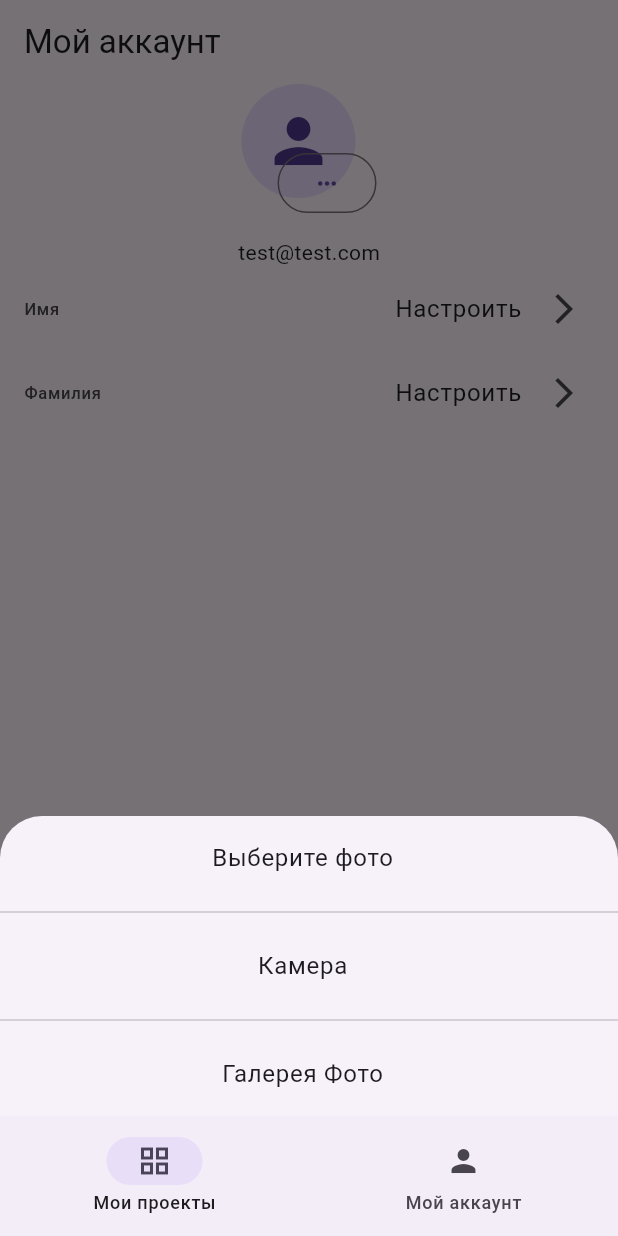
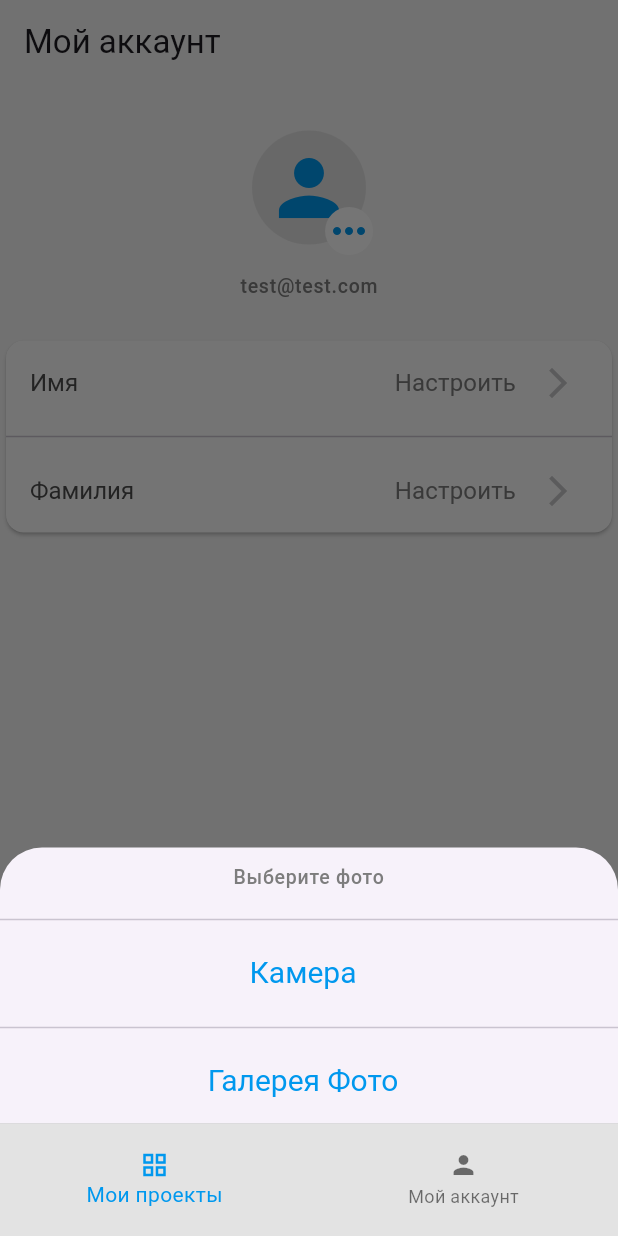
Before and after one commit to npopok/firebase-sms, a Flutter app: the AccountScreen screen opened by its route, after a tap on the "keyboard control" icon, on a phone screen of 412 x 824 dp. Run offline on Flutter 3.47's test engine with Material 3 defaults, Android fonts, the phone set to English and light mode, and no system bars; our stand-ins replace easy_localization, firebase_auth, firebase_core, flutter_bloc, go_router, image_picker and 2 more; accounts and stored records are empty.

Commit message:
Style my account pages

```diff
--- a/lib/common/app_theme.dart
+++ b/lib/common/app_theme.dart
@@ -1,5 +1,49 @@
 import 'package:flutter/material.dart';
 
 abstract class Styles {
-  static ThemeData theme() => ThemeData(useMaterial3: true);
+  static ThemeData theme() => ThemeData(
+        useMaterial3: true,
+        scaffoldBackgroundColor: const Color(0xFFF6F6F6),
+        appBarTheme: const AppBarTheme(
+          backgroundColor: Color(0xFFF6F6F6),
+        ),
+        bottomNavigationBarTheme: const BottomNavigationBarThemeData(
+          backgroundColor: Color(0xFFE3E3E3),
+          selectedItemColor: Color(0xFF0098EE),
+          elevation: 0,
+        ),
+        textTheme: const TextTheme(
+          labelMedium: TextStyle(
+            fontSize: 13,
+            fontWeight: FontWeight.w500,
+            color: Color(0xFF7D7D7D),
+          ),
+          labelLarge: TextStyle(
+            fontSize: 16,
+            fontWeight: FontWeight.w400,
+            color: Color(0xFF7D7D7D),
+          ),
+          headlineMedium: TextStyle(
+            fontSize: 16,
+            fontWeight: FontWeight.w400,
+            color: Color(0xFF4D4D4D),
+          ),
+          headlineLarge: TextStyle(
+            fontSize: 20,
+            fontWeight: FontWeight.w400,
+            color: Color(0xFF4D4D4D),
+          ),
+        ),
+        cardTheme: const CardTheme(
+          color: Color(0xFFFDFDFD),
+        ),
+        inputDecorationTheme: InputDecorationTheme(
+          filled: true,
+          fillColor: const Color(0xFFFDFDFD),
+          border: OutlineInputBorder(
+            borderRadius: BorderRadius.circular(13),
+            borderSide: BorderSide.none,
+          ),
+        ),
+      );
 }
--- a/lib/screens/account_edit_screen.dart
+++ b/lib/screens/account_edit_screen.dart
@@ -33,13 +33,14 @@ class _AccountEditScreenState extends State<AccountEditScreen> {
   @override
   Widget build(BuildContext context) {
     return Scaffold(
-      appBar: AppBar(
-        title: Center(child: Text(widget.title)),
-      ),
-      body: TextFormField(
-        focusNode: focusNode,
-        initialValue: widget.value,
-        onFieldSubmitted: (value) => context.pop(value),
+      appBar: AppBar(title: Text(widget.title)),
+      body: Padding(
+        padding: const EdgeInsets.symmetric(vertical: 24, horizontal: 8),
+        child: TextFormField(
+          focusNode: focusNode,
+          initialValue: widget.value,
+          onFieldSubmitted: (value) => context.pop(value),
+        ),
       ),
     );
   }
--- a/lib/screens/account_screen.dart
+++ b/lib/screens/account_screen.dart
@@ -46,11 +46,18 @@ class _AccountScreenState extends State<AccountScreen> {
 
   Widget _buildBody(BuildContext context, AccountInfo accountInfo) {
     return Column(
+      crossAxisAlignment: CrossAxisAlignment.center,
       children: [
+        const SizedBox(height: 24),
         UserAvatar(initialValue: accountInfo.imageFile),
         const SizedBox(height: 12),
-        Text(accountInfo.email),
-        ListView(
+        Text(
+          accountInfo.email,
+          style: Theme.of(context).textTheme.labelMedium,
+        ),
+        const SizedBox(height: 24),
+        Card(
+          child: ListView(
             shrinkWrap: true,
             children: [
               UserInfoTile(
@@ -65,6 +72,7 @@ class _AccountScreenState extends State<AccountScreen> {
                   ),
                 ),
               ),
+              const Divider(),
               UserInfoTile(
                 leading: 'AccountScreen.LastName'.tr(),
                 title: accountInfo.lastName,
@@ -79,16 +87,13 @@ class _AccountScreenState extends State<AccountScreen> {
               ),
             ],
           ),
+        ),
       ],
     );
   }
 
   void _editFieldHandler(
-    BuildContext context,
-    String title,
-    String value,
-    Function(String) onSaved,
-  ) {
+      BuildContext context, String title, String value, Function(String) onSaved) {
     context
         .push('/account/account_edit?title=$title&value=$value')
         .then((value) => value != null ? onSaved(value as String) : 0);
--- a/lib/screens/navbar_screen.dart
+++ b/lib/screens/navbar_screen.dart
@@ -18,23 +18,27 @@ class _NavbarScreenState extends State<NavbarScreen> {
   Widget build(BuildContext context) {
     return Scaffold(
       body: widget.child,
-      bottomNavigationBar: NavigationBar(
-        selectedIndex: currentTab,
-        destinations: [
-          NavigationDestination(
+      bottomNavigationBar: SizedBox(
+        height: 75,
+        child: BottomNavigationBar(
+          iconSize: 20,
+          currentIndex: currentTab,
+          items: [
+            BottomNavigationBarItem(
               icon: const Icon(Icons.grid_view),
               label: 'HomeScreen.ProjectsTab'.tr(),
             ),
-          NavigationDestination(
+            BottomNavigationBarItem(
               icon: const Icon(Icons.person),
               label: 'HomeScreen.AccountTab'.tr(),
             ),
           ],
-        onDestinationSelected: (value) {
-          if (value == 0) context.go('/projects');
-          if (value == 1) context.push('/account');
+          onTap: (value) {
+            if (value != currentTab && value == 0) context.go('/projects');
+            if (value != currentTab && value == 1) context.push('/account');
             setState(() => currentTab = value);
           },
+        ),
       ),
     );
   }
--- a/lib/widgets/user_avatar.dart
+++ b/lib/widgets/user_avatar.dart
@@ -2,9 +2,14 @@ import 'dart:io';
 
 import 'package:easy_localization/easy_localization.dart';
 import 'package:flutter/material.dart';
+import 'package:go_router/go_router.dart';
 import 'package:image_picker/image_picker.dart';
 
 class UserAvatar extends StatefulWidget {
+  static const backgroundColor = Color(0xFFE3E3E3);
+  static const iconColor = Color(0xFF0098EE);
+  static const bottomTextColor = Color(0XFF0098EE);
+
   final String initialValue;
 
   const UserAvatar({required this.initialValue, super.key});
@@ -19,21 +24,41 @@ class _UserAvatarState extends State<UserAvatar> {
   @override
   Widget build(BuildContext context) {
     return SizedBox(
-      width: 90,
+      width: 130,
       height: 90,
       child: Stack(
         children: [
-          CircleAvatar(
-            radius: 38,
-            child: imageFile == null
-                ? const Icon(Icons.person, size: 48)
-                : Image.file(File(imageFile!)),
+          Align(
+            alignment: Alignment.center,
+            child: CircleAvatar(
+              backgroundColor: UserAvatar.backgroundColor,
+              radius: 38,
+              foregroundImage:
+                  imageFile == null ? null : Image.file(File(imageFile!), fit: BoxFit.cover).image,
+              child: const Icon(
+                Icons.person,
+                size: 60,
+                color: UserAvatar.iconColor,
+              ),
+            ),
           ),
           Align(
             alignment: Alignment.bottomRight,
-            child: OutlinedButton(
-              onPressed: () => _selectImageHandler(context),
-              child: const Icon(Icons.more_horiz),
+            child: SizedBox(
+              height: 32,
+              child: OutlinedButton(
+                style: OutlinedButton.styleFrom(
+                  backgroundColor: Theme.of(context).colorScheme.onPrimary,
+                  shape: const CircleBorder(),
+                  side: BorderSide.none,
+                ),
+                onPressed: () => _selectImageHandler(context),
+                child: const Icon(
+                  Icons.more_horiz,
+                  size: 32,
+                  color: UserAvatar.iconColor,
+                ),
+              ),
             ),
           ),
         ],
@@ -48,10 +73,15 @@ class _UserAvatarState extends State<UserAvatar> {
         return ListView(
           shrinkWrap: true,
           children: [
-            ListTile(
-              title: Text(
-                'AccountScreen.SelectPhoto'.tr(),
-                textAlign: TextAlign.center,
+            SizedBox(
+              height: 40,
+              child: Align(
+                alignment: Alignment.center,
+                child: Text(
+                  'AccountScreen.SelectPhoto'.tr(),
+                  textAlign: TextAlign.center,
+                  style: Theme.of(context).textTheme.labelMedium,
+                ),
               ),
             ),
             const Divider(),
@@ -59,16 +89,22 @@ class _UserAvatarState extends State<UserAvatar> {
               title: Text(
                 'AccountScreen.Camera'.tr(),
                 textAlign: TextAlign.center,
+                style: Theme.of(context).textTheme.headlineLarge!.copyWith(
+                      color: UserAvatar.bottomTextColor,
+                    ),
               ),
-              onTap: () => _pickImage(ImageSource.camera),
+              onTap: () => _pickImage(context, ImageSource.camera),
             ),
             const Divider(),
             ListTile(
               title: Text(
                 'AccountScreen.Gallery'.tr(),
                 textAlign: TextAlign.center,
+                style: Theme.of(context).textTheme.headlineLarge!.copyWith(
+                      color: UserAvatar.bottomTextColor,
+                    ),
               ),
-              onTap: () => _pickImage(ImageSource.gallery),
+              onTap: () => _pickImage(context, ImageSource.gallery),
             ),
           ],
         );
@@ -76,10 +112,11 @@ class _UserAvatarState extends State<UserAvatar> {
     );
   }
 
-  void _pickImage(ImageSource source) async {
+  void _pickImage(BuildContext context, ImageSource source) async {
     final file = await ImagePicker().pickImage(source: source);
     if (file != null) {
       setState(() => imageFile = file.path);
+      if (context.mounted) context.pop();
     }
   }
 }
--- a/lib/widgets/user_info_tile.dart
+++ b/lib/widgets/user_info_tile.dart
@@ -2,6 +2,8 @@ import 'package:flutter/material.dart';
 import 'package:easy_localization/easy_localization.dart';
 
 class UserInfoTile extends StatelessWidget {
+  static const arrowColor = Color(0xFFC6C6C8);
+
   final String leading;
   final String title;
   final VoidCallback? onTap;
@@ -16,7 +18,10 @@ class UserInfoTile extends StatelessWidget {
   @override
   Widget build(BuildContext context) {
     return ListTile(
-      leading: Text(leading),
+      leading: Text(
+        leading,
+        style: Theme.of(context).textTheme.headlineMedium,
+      ),
       title: title.isNotEmpty
           ? Text(
               title,
@@ -25,8 +30,12 @@ class UserInfoTile extends StatelessWidget {
           : Text(
               'AccountScreen.EditField'.tr(),
               textAlign: TextAlign.right,
+              style: Theme.of(context).textTheme.labelLarge,
             ),
-      trailing: const Icon(Icons.arrow_forward_ios),
+      trailing: const Icon(
+        Icons.arrow_forward_ios,
+        color: arrowColor,
+      ),
       onTap: onTap,
     );
   }
```
Lines whose indentation alone changed are shown as unchanged.
